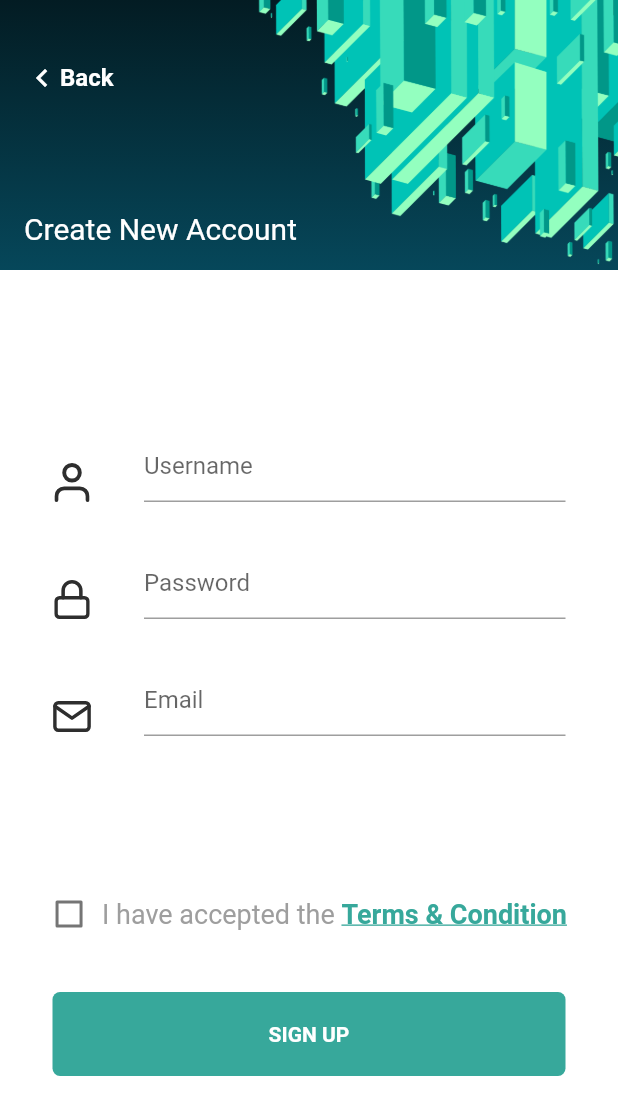
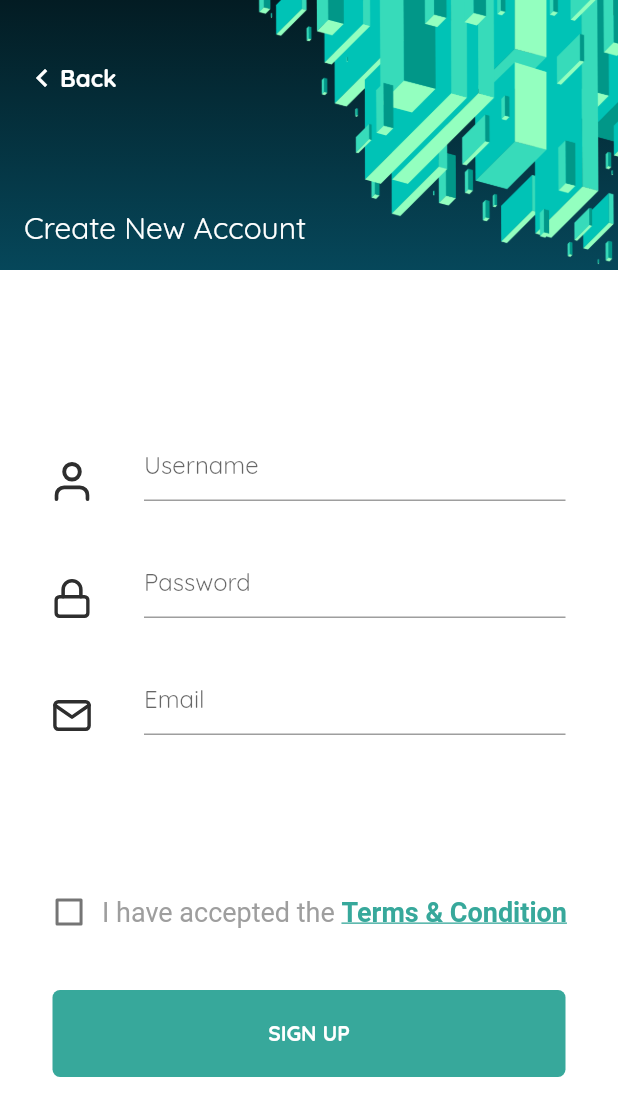
Before and after one commit to KushalRathore09/XcelProsUIChallenge, a Flutter app: the SignUpRoute screen opened by its route, on a phone screen of 412 x 824 dp. Shown: the top 1116 px of the screen. Run offline on Flutter 3.47's test engine with Material 2 defaults, Android fonts, the phone set to English and light mode, and no system bars; our stand-ins replace flutter_svg, toast.

Commit message:
- Changes done in Login and Signup Screen - Added String & Font file .

```diff
--- a/lib/main.dart
+++ b/lib/main.dart
@@ -14,6 +14,7 @@ class MyApp extends StatelessWidget {
       debugShowCheckedModeBanner: false,
       title: 'Flutter Demo',
       theme: ThemeData(
+        fontFamily: 'Quicksand',
           primarySwatch: Colors.blue,
           accentColor: Colors.greenAccent
       ),
--- a/lib/screens/signup.dart
+++ b/lib/screens/signup.dart
@@ -1,5 +1,6 @@
 import 'package:fl_xcel/utils/app_images.dart';
 import 'package:fl_xcel/utils/fade_page.dart';
+import 'package:fl_xcel/utils/strings.dart';
 import 'package:fl_xcel/widgets/common_widgets.dart';
 import 'package:fl_xcel/widgets/constants.dart';
 import 'package:flutter/gestures.dart';
@@ -48,7 +49,7 @@ class _SignUpRouteState extends State<SignUpRoute> {
               child: Stack(
                 children: <Widget>[
                   Hero(
-                    tag: 'gradient_tag',
+                    tag: strGradientTag,
                     child: Container(
                       decoration: BoxDecoration(
                           gradient: LinearGradient(
@@ -59,7 +60,7 @@ class _SignUpRouteState extends State<SignUpRoute> {
                     ),
                   ),
                   Hero(
-                    tag: 'main_image',
+                    tag: strMainImage,
                     child: Align(
                       alignment: Alignment.topRight,
                       child: Image.asset(
@@ -83,17 +84,17 @@ class _SignUpRouteState extends State<SignUpRoute> {
                           child: Row(
                             children: <Widget>[
                               Hero(
-                                tag: 'hyphen_tag',
+                                tag: strHyphenTag,
                                 child: Icon(
                                   Icons.chevron_left,
                                   color: Colors.white,
                                 ),
                               ),
                               Hero(
-                                tag: 'welcome_tag',
+                                tag: strWelcomeTag,
                                 flightShuttleBuilder: flightShuttleBuilder,
                                 child: Text(
-                                  'Back',
+                                  strBack,
                                   style: TextStyle(
                                     color: AppColors.white,
                                     fontSize: 16,
@@ -109,10 +110,10 @@ class _SignUpRouteState extends State<SignUpRoute> {
                       Padding(
                         padding: EdgeInsets.all(16),
                         child: Hero(
-                          tag: 'desc_tag',
+                          tag: strDescTag,
                           flightShuttleBuilder: flightShuttleBuilder,
                           child: Text(
-                            'Create New Account',
+                            strCreateAccount,
                             style: TextStyle(
                                 color: AppColors.white,
                                 fontSize: 20,
@@ -127,7 +128,7 @@ class _SignUpRouteState extends State<SignUpRoute> {
             ),
             Expanded(
               child: Hero(
-                tag: 'bottom_layout',
+                tag: strBottomLayout,
                 child: Material(
                   type: MaterialType.transparency,
                   child: SingleChildScrollView(
@@ -138,36 +139,36 @@ class _SignUpRouteState extends State<SignUpRoute> {
                         children: <Widget>[
                           Spacer(),
                           InputField(
-                            hint: 'Username',
+                            hint: strUserName,
                             iconPath: userIcon,
                             onChanged: (txt) {
                               _username = txt;
                             },
                             secureText: false,
                             errorMessage:
-                                _validUsername ? null : 'Enter valid username',
+                                _validUsername ? null : strEnterValidUserName,
                           ),
                           SizedBox(height: 30),
                           InputField(
-                            hint: 'Password',
+                            hint: strPassword,
                             iconPath: lockIcon,
                             onChanged: (txt) {
                               _password = txt;
                             },
                             secureText: true,
                             errorMessage:
-                                _validPassword ? null : 'Enter valid password',
+                                _validPassword ? null : strEnterValidPassword,
                           ),
                           SizedBox(height: 30),
                           InputField(
-                            hint: 'Email',
+                            hint: strEmail,
                             iconPath: emailIcon,
                             onChanged: (txt) {
                               _email = txt;
                             },
                             secureText: true,
                             errorMessage:
-                                _validEmail ? null : 'Enter valid email',
+                                _validEmail ? null : strEnterValidEmail,
                           ),
                           Spacer(),
                           TermsCheckBox(onChange: (bool val) {
@@ -175,7 +176,7 @@ class _SignUpRouteState extends State<SignUpRoute> {
                           }),
                           SizedBox(height: 40),
                           SimpleButton(
-                              text: 'SIGN UP',
+                              text: strSignUp,
                               onPressed: () {
                                 setState(() {
                                   _validUsername = _username.length >= 3 &&
@@ -186,7 +187,7 @@ class _SignUpRouteState extends State<SignUpRoute> {
                                 });
 
                                 if (!_termsCheck) {
-                                  Toast.show('Please check the terms', context);
+                                  Toast.show(strCheckTerms, context);
                                 }
 
                                 if (_validUsername &&
@@ -249,11 +250,11 @@ class _TermsCheckBoxState extends State<TermsCheckBox> {
           SizedBox(width: 10),
           RichText(
             text: new TextSpan(
-              text: 'I have accepted the ',
+              text: strIHaveAccepted,
               style: TextStyle(color: Colors.grey, fontSize: 18),
               children: [
                 new TextSpan(
-                  text: 'Terms & Condition',
+                  text: strTermsAndCondition,
                   style: TextStyle(
                       decoration: TextDecoration.underline,
                       color: AppColors.greenAccent,
--- /dev/null
+++ b/lib/utils/strings.dart
@@ -0,0 +1,22 @@
+const strGradientTag = 'gradient_tag';
+const strMainImage = 'main_image';
+const strHyphenTag = 'hyphen_tag';
+const strWelcomeTag = 'welcome_tag';
+const strWelcome = 'Welcome';
+const strDescTag = 'desc_tag';
+const strToDailyUIChallenge = 'to Daily UI Challenge';
+const strBottomLayout = 'bottom_layout';
+const strUserName = 'Username';
+const strEnterValidUserName = 'Enter valid username';
+const strPassword = 'Password';
+const strEnterValidPassword = 'Enter valid password';
+const strSignIn = 'SIGN IN';
+const strDontHaveAnAccount = 'Don\'t have an account? ';
+const strSignUp = 'SIGN UP';
+const strBack = 'Back';
+const strCreateAccount = 'Create New Account';
+const strEmail = 'Email';
+const strEnterValidEmail = 'Enter valid Email';
+const strCheckTerms = 'Please check the terms';
+const strIHaveAccepted = 'I have accepted the ';
+const strTermsAndCondition = 'Terms & Condition';
```
Also changed, not shown: lib/screens/login.dart (+14 -13 lines), pubspec.yaml (+12 -0 lines), assets/fonts/ProximaNovaSoft-Regular.otf (added), assets/fonts/Quicksand-Bold.ttf (added), assets/fonts/Quicksand-Light.ttf (added), assets/fonts/Quicksand-Medium.ttf (added), assets/fonts/Quicksand-Regular.ttf (added).
